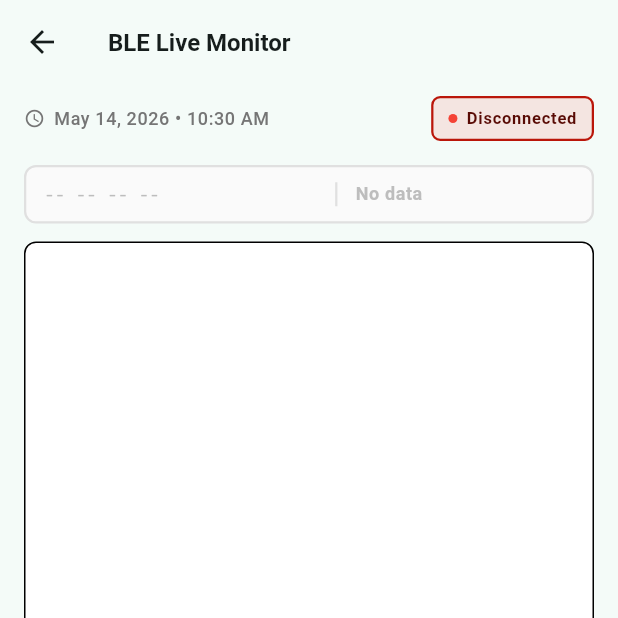
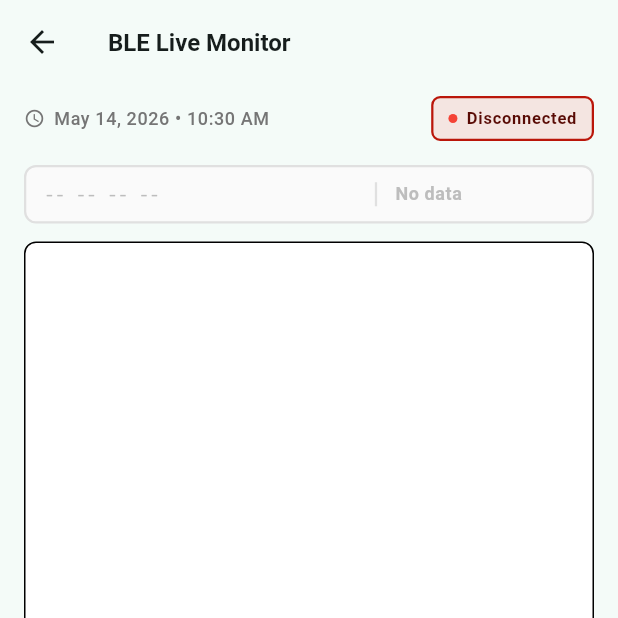
Before and after one commit to dubemezeagwu/masitek_flutter, a Flutter app: the MainScreen screen opened directly, on a phone screen of 412 x 824 dp, the top half of it. Run offline on Flutter 3.47's test engine with Material 3 defaults, Android fonts, the phone set to English and light mode, and no system bars; our stand-ins replace device_info_plus, fl_chart, flutter_blue_plus, flutter_riverpod, permission_handler.

Commit message:
fix: UI improvement for data display

```diff
--- a/lib/presentation/widgets/data_preview_row.dart
+++ b/lib/presentation/widgets/data_preview_row.dart
@@ -22,14 +22,31 @@ class DataPreviewRow extends StatelessWidget {
     return bytes!.map((b) => b.toRadixString(16).padLeft(2, '0').toUpperCase()).join(' ');
   }
 
-  /// Decodes byte array to UTF-8 string.
+  /// Decodes byte array to UTF-8 string if it's readable text.
+  ///
+  /// Returns decoded string only if it contains printable ASCII characters.
+  /// Otherwise returns "Binary data" (e.g., for sensor values).
   String _decodeMessage() {
     if (bytes == null || bytes!.isEmpty) {
       return 'No data';
     }
 
     try {
-      return utf8.decode(bytes!);
+      final decoded = utf8.decode(bytes!, allowMalformed: true);
+
+      // Check if string contains only printable ASCII characters
+      // Printable ASCII: space (32) through tilde (126)
+      // Also allow common whitespace: tab (9), newline (10), carriage return (13)
+      final isPrintable = decoded.runes.every((rune) {
+        return (rune >= 32 && rune <= 126) || // Printable ASCII
+               rune == 9 || rune == 10 || rune == 13; // Tab, LF, CR
+      });
+
+      if (isPrintable && decoded.isNotEmpty) {
+        return decoded;
+      } else {
+        return 'Binary data';
+      }
     } catch (e) {
       return 'Binary data';
     }
@@ -58,7 +75,7 @@ class DataPreviewRow extends StatelessWidget {
         children: [
           // Hex value (left side)
           Expanded(
-            flex: 5,
+            flex: 7,
             child: Text(
               hexValue,
               style: theme.textTheme.bodySmall?.copyWith(
--- a/lib/presentation/widgets/device_list_item.dart
+++ b/lib/presentation/widgets/device_list_item.dart
@@ -59,7 +59,7 @@ class DeviceListItem extends StatelessWidget {
           padding: const EdgeInsets.only(top: 4),
           child: Text(
             device.remoteId.toString(),
-            style: technicalTheme.deviceId?.copyWith(
+            style: technicalTheme.deviceId.copyWith(
               color: Colors.grey.shade600,
             ),
           ),
```
Also changed, not shown: lib/presentation/widgets/chart_placeholder.dart (+5 -13 lines).
